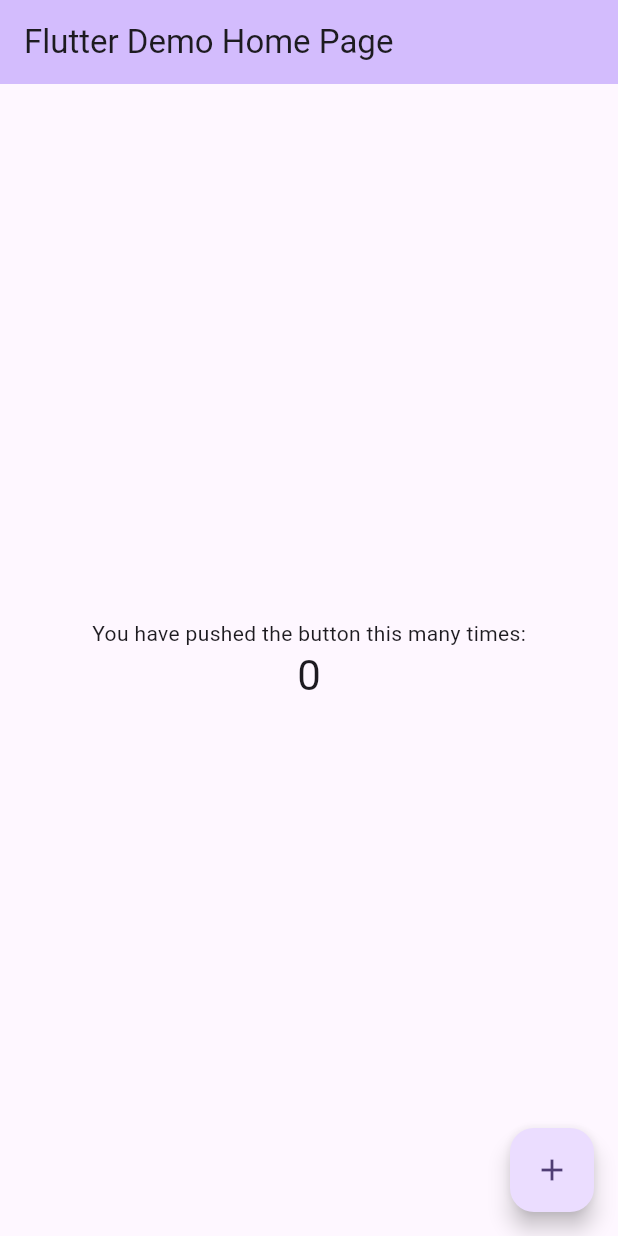
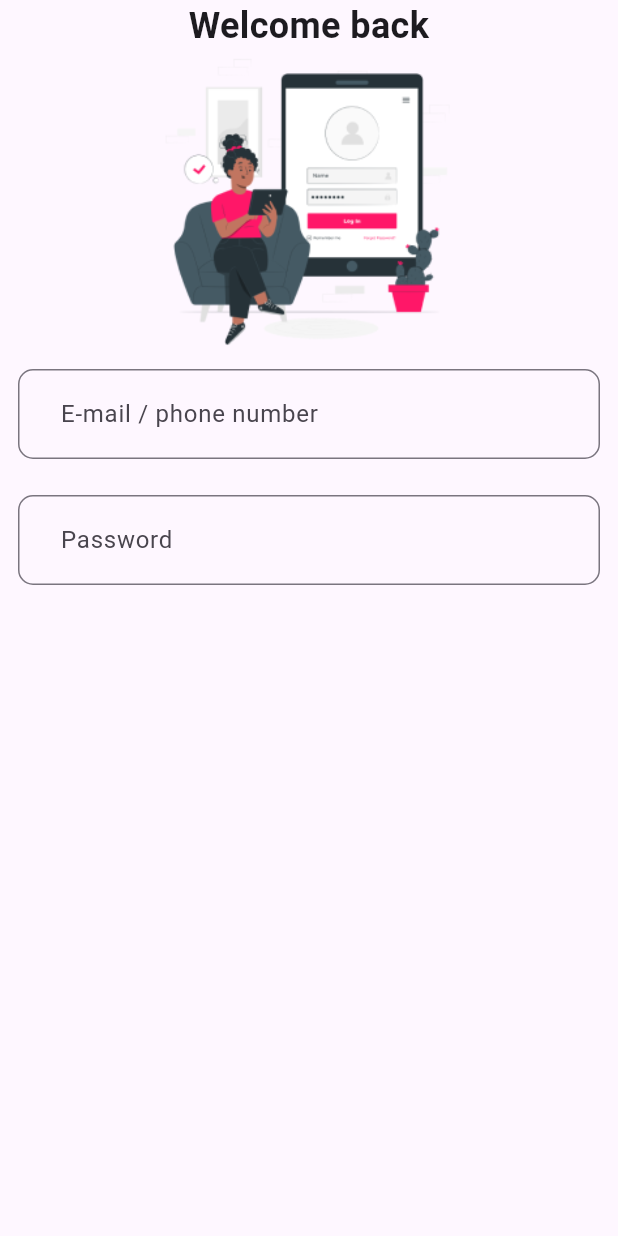
Before and after one commit to ZahraaM95/Diva, a Flutter app: the screen it shows after launch, on a phone screen of 412 x 824 dp. Run offline on Flutter 3.47's test engine with Material 3 defaults, Android fonts, the phone set to English and light mode, and no system bars; our stand-ins replace flutter_screenutil.

Commit message:
Create SignUp Screen and added TextFormField

```diff
--- /dev/null
+++ b/lib/core/thiming/color.dart
@@ -0,0 +1,14 @@
+
+
+import 'package:flutter/material.dart';
+
+class ColorsManager {
+  static const Color mainBlue = Color(0xFF247CFF);
+  static const Color lightBlue = Color(0xFFF4F8FF);
+  static const Color darkBlue = Color(0xFF242424);
+  static const Color gray = Color(0xFF757575);
+  static const Color lightGray = Color(0xFFC2C2C2);
+  static const Color lighterGray = Color(0xFFEDEDED);
+  static const Color moreLightGray = Color(0xFFFDFDFF);
+  static const Color moreLighterGray = Color(0xFFF5F5F5);
+}
--- /dev/null
+++ b/lib/features/sign_up/ui/sign_up_screen.dart
@@ -0,0 +1,82 @@
+import 'package:flutter/material.dart';
+
+class SignupScreen extends StatelessWidget {
+  const SignupScreen({super.key});
+  @override
+  Widget build(BuildContext context) {
+    return SafeArea(
+      child: Scaffold(
+        body: Center(
+          child: ListView(
+            children: [
+              const Text("Welcome back",
+                  textAlign: TextAlign.center,
+                  style: TextStyle(fontSize: 24, fontWeight: FontWeight.bold)),
+              Image.asset(
+                'assets/log_in.png',
+                width: 200,
+                height: 200,
+              ),
+              const AddFormField(
+                hintText: ' E-mail / phone number ',
+              ),
+              const AddFormField(
+                hintText: ' Password ',
+              ),
+
+            ],
+          ),
+        ),
+      ),
+    );
+  }
+}
+
+
+
+class AddFormField extends StatelessWidget {
+  final String? text;
+  final String? hintText;
+  final Widget? suffixIcon;
+  final bool? isObscureText;
+  final EdgeInsetsGeometry? contentPadding;
+  final InputBorder? focusedBorder;
+  final InputBorder? enabledBorder;
+  final TextStyle? inputTextStyle;
+  final TextStyle? hintStyle;
+  final FormFieldValidator<String>? validator;
+  const AddFormField({
+    super.key,
+    this.text,
+    this.hintText,
+    this.suffixIcon,
+    this.isObscureText,
+    this.contentPadding,
+    this.focusedBorder,
+    this.enabledBorder,
+    this.inputTextStyle,
+    this.hintStyle,
+    this.validator,
+  });
+
+  @override
+  Widget build(BuildContext context) {
+    return Padding(
+      padding: const EdgeInsets.all(12.0),
+      child: TextFormField(
+        decoration: InputDecoration(
+          labelText: text,
+          border: const OutlineInputBorder(
+            borderRadius: BorderRadius.all(
+              Radius.circular(10.0),
+            ),
+          ),
+          hintText: hintText,
+          suffixIcon: suffixIcon,
+          contentPadding: contentPadding ??
+              const EdgeInsets.symmetric(horizontal: 20, vertical: 18),
+        ),
+      ),
+    );
+  }
+}
--- a/lib/main.dart
+++ b/lib/main.dart
@@ -1,6 +1,10 @@
 import 'package:flutter/material.dart';
+import 'package:flutter_screenutil/flutter_screenutil.dart';
 
-void main() {
+import 'features/sign_up/ui/sign_up_screen.dart';
+
+void main() async {
+  await ScreenUtil.ensureScreenSize();
   runApp(const MyApp());
 }
 
@@ -14,55 +18,7 @@ class MyApp extends StatelessWidget {
         colorScheme: ColorScheme.fromSeed(seedColor: Colors.deepPurple),
         useMaterial3: true,
       ),
-      home: const MyHomePage(title: 'Flutter Demo Home Page'),
+      home:const  SignupScreen(),
     );
   }
 }
-
-class MyHomePage extends StatefulWidget {
-  const MyHomePage({super.key, required this.title});
-
-  final String title;
-
-  @override
-  State<MyHomePage> createState() => _MyHomePageState();
-}
-
-class _MyHomePageState extends State<MyHomePage> {
-  int _counter = 0;
-
-  void _incrementCounter() {
-    setState(() {
-      _counter++;
-    });
-  }
-
-  @override
-  Widget build(BuildContext context) {
-    return Scaffold(
-      appBar: AppBar(
-        backgroundColor: Theme.of(context).colorScheme.inversePrimary,
-        title: Text(widget.title),
-      ),
-      body: Center(
-        child: Column(
-          mainAxisAlignment: MainAxisAlignment.center,
-          children: <Widget>[
-            const Text(
-              'You have pushed the button this many times:',
-            ),
-            Text(
-              '$_counter',
-              style: Theme.of(context).textTheme.headlineMedium,
-            ),
-          ],
-        ),
-      ),
-      floatingActionButton: FloatingActionButton(
-        onPressed: _incrementCounter,
-        tooltip: 'Increment',
-        child: const Icon(Icons.add),
-      ),
-    );
-  }
-}
--- a/pubspec.yaml
+++ b/pubspec.yaml
@@ -62,8 +62,8 @@ flutter:
   # the material Icons class.
   uses-material-design: true
   # To add assets to your application, add an assets section, like this:
-  # assets:
-  #   - images/a_dot_burr.jpeg
+  assets:
+    - assets/
   #   - images/a_dot_ham.jpeg
   # An image asset can refer to one or more resolution-specific "variants", see
   # https://flutter.dev/to/resolution-aware-images
```
Also changed, not shown: assets/apple_icon.png (added), assets/facebook_icon.png (added), assets/google_icon.png (added), assets/log_in.png (added), lib/core/thiming/style.dart (added).
